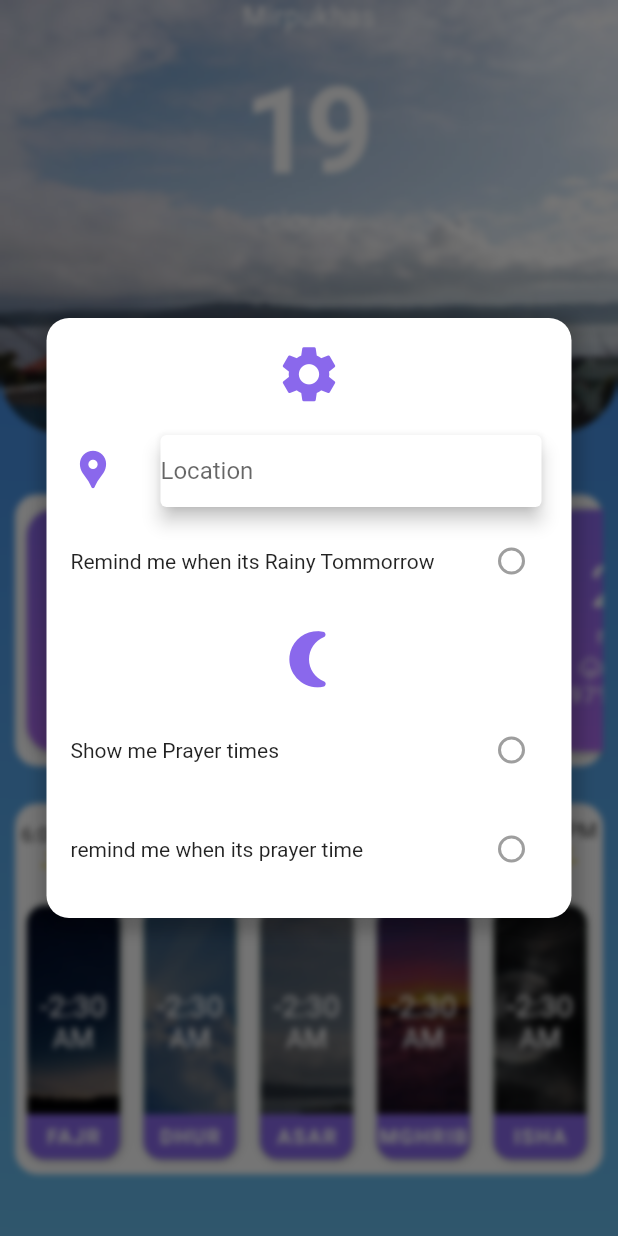
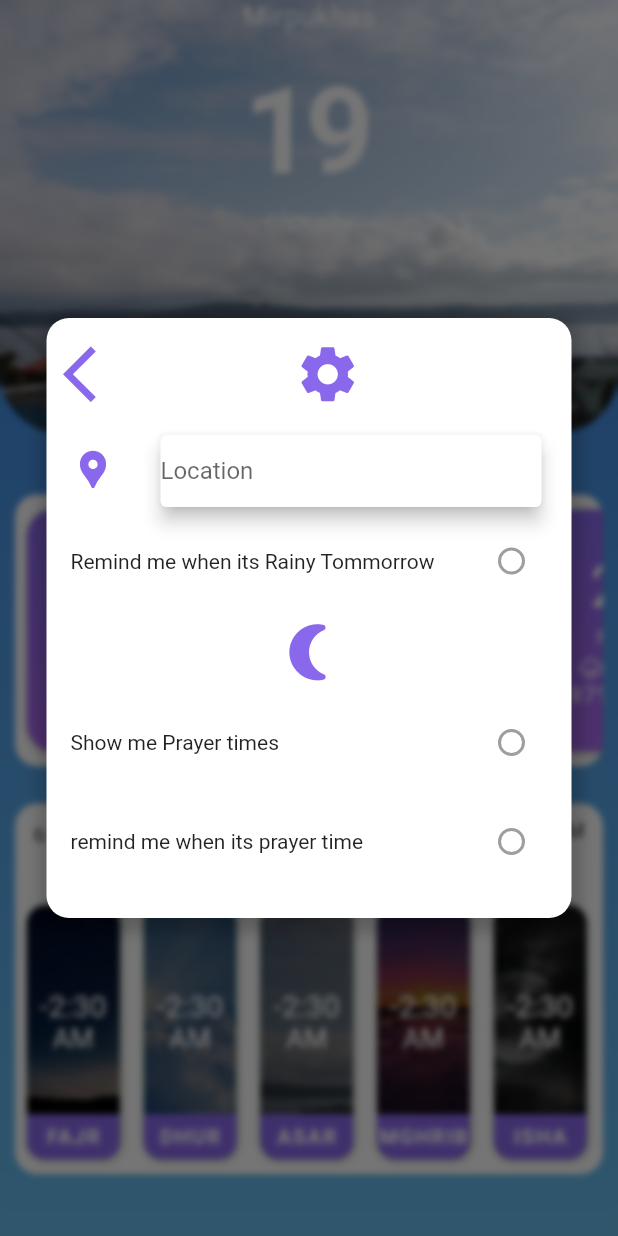
Before and after one commit to mUmarBaloch/Flutter-Weather-App, a Flutter app: the screen it shows after launch, after a tap on "Mirpukhas", on a phone screen of 412 x 824 dp. Run offline on Flutter 3.47's test engine with Material 2 defaults, Android fonts, the phone set to English and light mode, and no system bars.

Commit message:
made code more readable, clear, and clean

```diff
--- a/lib/Views/Widgets/top_weather_widget.dart
+++ b/lib/Views/Widgets/top_weather_widget.dart
@@ -22,7 +22,6 @@ class TopWeatherWidget extends StatelessWidget {
             InkWell(
               onTap: () => showDialog(
                   barrierDismissible: true,
-                  useSafeArea: true,
                   context: context,
                   builder: (context) => Settings()),
               child: Text(
--- a/lib/Views/main_screen.dart
+++ b/lib/Views/main_screen.dart
@@ -15,22 +15,50 @@ class MainScreen extends StatelessWidget {
   DeviceConfig _device = DeviceConfig();
   Widget build(BuildContext context) {
     return Container(
-      decoration: BoxDecoration(
-        gradient: LinearGradient(
-          begin: Alignment.topCenter,
-          end: Alignment.bottomCenter,
-          colors: [
-            Color.fromRGBO(53, 122, 224, 1),
-            Color.fromRGBO(104, 188, 236, 1),
-          ],
-        ),
-      ),
+      decoration: mainScreenDecoration,
       child: Column(children: <Widget>[
         TopWeatherWidget(),
         SizedBox(height: _device.height * 0.05),
-        Padding(
-          padding: const EdgeInsets.symmetric(horizontal: 10, vertical: 0),
-          child: Container(
+        PredictionCardContainer(),
+        SizedBox(height: _device.height * 0.03),
+        prayerCardContainer(
+          sunStatus: sunStatus,
+        ),
+      ]),
+    );
+  }
+
+  Row sunStatus() {
+    return Row(
+      mainAxisAlignment: MainAxisAlignment.center,
+      crossAxisAlignment: CrossAxisAlignment.end,
+      children: [
+        Column(
+          children: [
+            Text('6:00 AM'),
+            Image.asset(
+              'assets/sunsriseIcon.png',
+            ),
+          ],
+        ),
+        Image.asset('assets/Line.png'),
+        Column(
+          children: [
+            Text('5:30 PM'),
+            Image.asset('assets/sunsetIco.png'),
+          ],
+        ),
+      ],
+    );
+  }
+}
+
+class PredictionCardContainer extends StatelessWidget {
+  DeviceConfig _device = DeviceConfig();
+  @override
+  Widget build(BuildContext context) {
+    return Container(
+      margin: EdgeInsets.symmetric(horizontal: 10),
       child: ListView.builder(
         scrollDirection: Axis.horizontal,
         itemBuilder: (context, index) => PredictionCard(
@@ -43,12 +71,19 @@ class MainScreen extends StatelessWidget {
       ),
       height: _device.height * 0.22,
       decoration: cardDecoration,
-          ),
-        ),
-        SizedBox(height: _device.height * 0.03),
-        Padding(
-          padding: const EdgeInsets.symmetric(horizontal: 10),
-          child: Container(
+    );
+  }
+}
+
+class prayerCardContainer extends StatelessWidget {
+  @override
+  DeviceConfig _device = DeviceConfig();
+  final sunStatus;
+
+  prayerCardContainer({this.sunStatus});
+
+  Widget build(BuildContext context) => Container(
+        margin: EdgeInsets.symmetric(horizontal: 10),
         child: Column(
           children: [
             SizedBox(
@@ -74,33 +109,5 @@ class MainScreen extends StatelessWidget {
         decoration: BoxDecoration(
             color: Colors.white,
             borderRadius: BorderRadius.all(Radius.circular(15))),
-          ),
-        ),
-      ]),
       );
 }
-
-  Row sunStatus() {
-    return Row(
-      mainAxisAlignment: MainAxisAlignment.spaceAround,
-      crossAxisAlignment: CrossAxisAlignment.end,
-      children: [
-        Column(
-          children: [
-            Text('6:00 AM'),
-            Image.asset(
-              'assets/sunsriseIcon.png',
-            ),
-          ],
-        ),
-        Image.asset('assets/Line.png'),
-        Column(
-          children: [
-            Text('5:30 PM'),
-            Image.asset('assets/sunsetIco.png'),
-          ],
-        ),
-      ],
-    );
-  }
-}
--- a/lib/Views/settings.dart
+++ b/lib/Views/settings.dart
@@ -27,15 +27,23 @@ class Settings extends StatelessWidget {
               width: 350,
               child: Column(
                 children: [
-                  SizedBox(height: 15),
-                  Align(
-                      alignment: Alignment.topCenter,
-                      child: Icon(
-                        Icons.settings,
-                        size: 45,
-                        color: Color.fromRGBO(138, 104, 236, 1),
-                      )),
-                  SizedBox(height: 10),
+                  spacer(15),
+                  Row(
+                    mainAxisAlignment: MainAxisAlignment.spaceBetween,
+                    children: [
+                      InkWell(
+                        child: buildIcon(Icons.arrow_back_ios_outlined),
+                        onTap: () {
+                          Navigator.pop(context);
+                        },
+                      ),
+                      buildIcon(Icons.settings),
+                      SizedBox(
+                        width: 20,
+                      ),
+                    ],
+                  ),
+                  spacer(10),
                   ListTile(
                     leading: Icon(
                       Icons.location_pin,
@@ -53,52 +61,43 @@ class Settings extends StatelessWidget {
                       ),
                     ),
                   ),
-                  ListTile(
-                    title: Text(
-                      'Remind me when its Rainy Tommorrow',
-                      style: TextStyle(
-                        fontSize: 14,
-                      ),
-                    ),
-                    trailing:
-                        Radio(value: true, groupValue: null, onChanged: null),
+                  buildOption("Remind me when its Rainy Tommorrow", null),
+                  spacer(10),
+                  buildIcon(
+                    Icons.nightlight_round,
                   ),
-                  SizedBox(
-                    height: 15,
-                  ),
-                  Align(
-                      alignment: Alignment.topCenter,
-                      child: Icon(
-                        Icons.nightlight_round,
-                        size: 45,
-                        color: Color.fromRGBO(138, 104, 236, 1),
-                      )),
+                  spacer(10),
+                  buildOption("Show me Prayer times", null),
                   SizedBox(height: 10),
-                  ListTile(
-                    title: Text(
-                      'Show me Prayer times',
-                      style: TextStyle(
-                        fontSize: 14,
-                      ),
-                    ),
-                    trailing:
-                        Radio(value: true, groupValue: null, onChanged: null),
-                  ),
-                  SizedBox(height: 10),
-                  ListTile(
-                    title: Text(
-                      'remind me when its prayer time',
-                      style: TextStyle(
-                        fontSize: 14,
-                      ),
-                    ),
-                    trailing:
-                        Radio(value: true, groupValue: null, onChanged: null),
-                  ),
+                  buildOption("remind me when its prayer time", null)
                 ],
               ),
             ),
           ),
         ),
       );
+
+  SizedBox spacer(double height) => SizedBox(height: height);
+
+  Align buildIcon(IconData icon, {int size = 45}) {
+    return Align(
+        alignment: Alignment.topCenter,
+        child: Icon(
+          icon,
+          size: 45,
+          color: Color.fromRGBO(138, 104, 236, 1),
+        ));
+  }
+
+  ListTile buildOption(text, function) {
+    return ListTile(
+      title: Text(
+        '$text',
+        style: TextStyle(
+          fontSize: 14,
+        ),
+      ),
+      trailing: Radio(value: true, groupValue: null, onChanged: function),
+    );
+  }
 }
--- a/lib/constants.dart
+++ b/lib/constants.dart
@@ -2,6 +2,16 @@
 
 import 'package:flutter/material.dart';
 
+final BoxDecoration mainScreenDecoration = BoxDecoration(
+  gradient: LinearGradient(
+    begin: Alignment.topCenter,
+    end: Alignment.bottomCenter,
+    colors: [
+      Color.fromRGBO(53, 122, 224, 1),
+      Color.fromRGBO(104, 188, 236, 1),
+    ],
+  ),
+);
 final BoxDecoration predictionCardDecoration = BoxDecoration(
     gradient: LinearGradient(
         begin: Alignment.topCenter,
```
Lines whose indentation alone changed are shown as unchanged.
